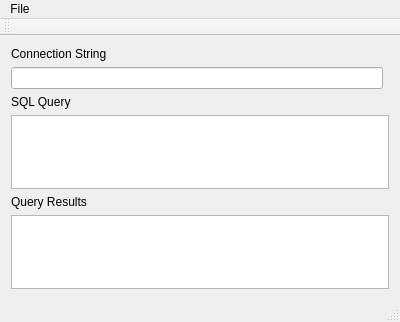
First picture: the form in mainwindow.ui, repository sashoalm/OdbcQueryTool, before the edit.
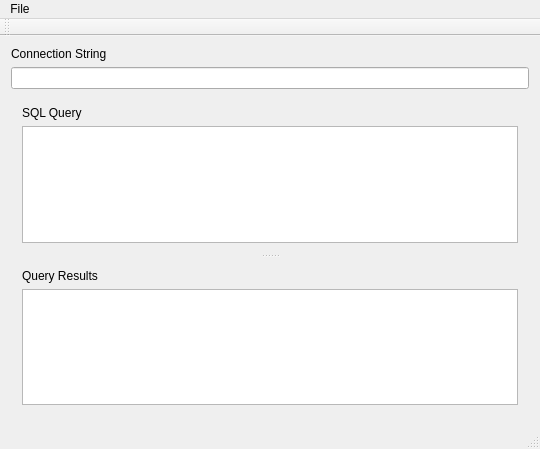
Second picture: the form after the edit.

What changed in the file:
```diff
--- a/mainwindow.ui
+++ b/mainwindow.ui
@@ -6,48 +6,63 @@
    <rect>
     <x>0</x>
     <y>0</y>
-    <width>400</width>
-    <height>322</height>
+    <width>540</width>
+    <height>449</height>
    </rect>
   </property>
   <property name="windowTitle">
    <string>MainWindow</string>
   </property>
   <widget class="QWidget" name="centralWidget">
-   <layout class="QGridLayout" name="gridLayout">
-    <item row="0" column="0">
+   <layout class="QVBoxLayout" name="verticalLayout_3">
+    <item>
      <widget class="QLabel" name="label">
       <property name="text">
        <string>Connection String</string>
       </property>
      </widget>
     </item>
-    <item row="2" column="0">
+    <item>
+     <widget class="QLineEdit" name="lineEditConnectionString"/>
+    </item>
+    <item>
+     <widget class="QSplitter" name="splitter">
+      <property name="orientation">
+       <enum>Qt::Vertical</enum>
+      </property>
+      <widget class="QWidget" name="">
+       <layout class="QVBoxLayout" name="verticalLayout_2">
+        <item>
      <widget class="QLabel" name="label_2">
       <property name="text">
        <string>SQL Query</string>
       </property>
      </widget>
     </item>
-    <item row="3" column="0" colspan="2">
+        <item>
      <widget class="QPlainTextEdit" name="plainTextEditSqlQuery"/>
     </item>
-    <item row="4" column="0">
+       </layout>
+      </widget>
+      <widget class="QWidget" name="">
+       <layout class="QVBoxLayout" name="verticalLayout">
+        <item>
      <widget class="QLabel" name="label_3">
       <property name="text">
        <string>Query Results</string>
       </property>
      </widget>
     </item>
-    <item row="5" column="0" colspan="2">
+        <item>
      <widget class="QPlainTextEdit" name="plainTextEditQueryResults">
       <property name="readOnly">
        <bool>true</bool>
       </property>
      </widget>
     </item>
-    <item row="1" column="0">
-     <widget class="QLineEdit" name="lineEditConnectionString"/>
+       </layout>
+      </widget>
+     </widget>
     </item>
    </layout>
   </widget>
@@ -56,7 +71,7 @@
     <rect>
      <x>0</x>
      <y>0</y>
-     <width>400</width>
+     <width>540</width>
      <height>21</height>
     </rect>
    </property>
```
Lines whose indentation alone changed are shown as unchanged.
